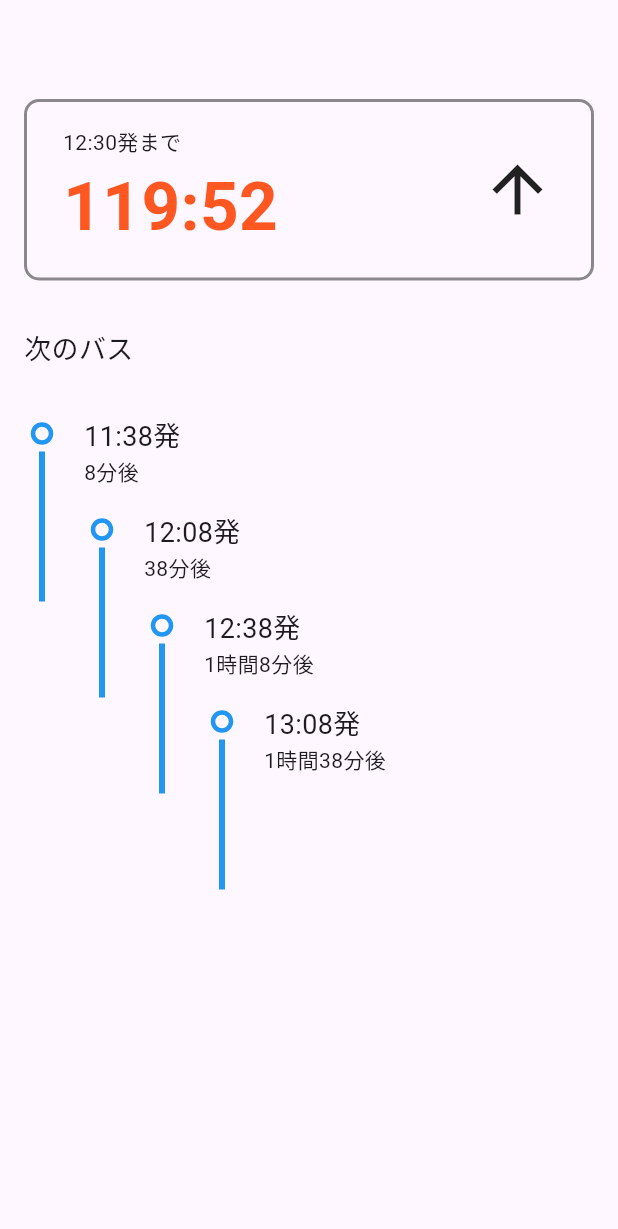
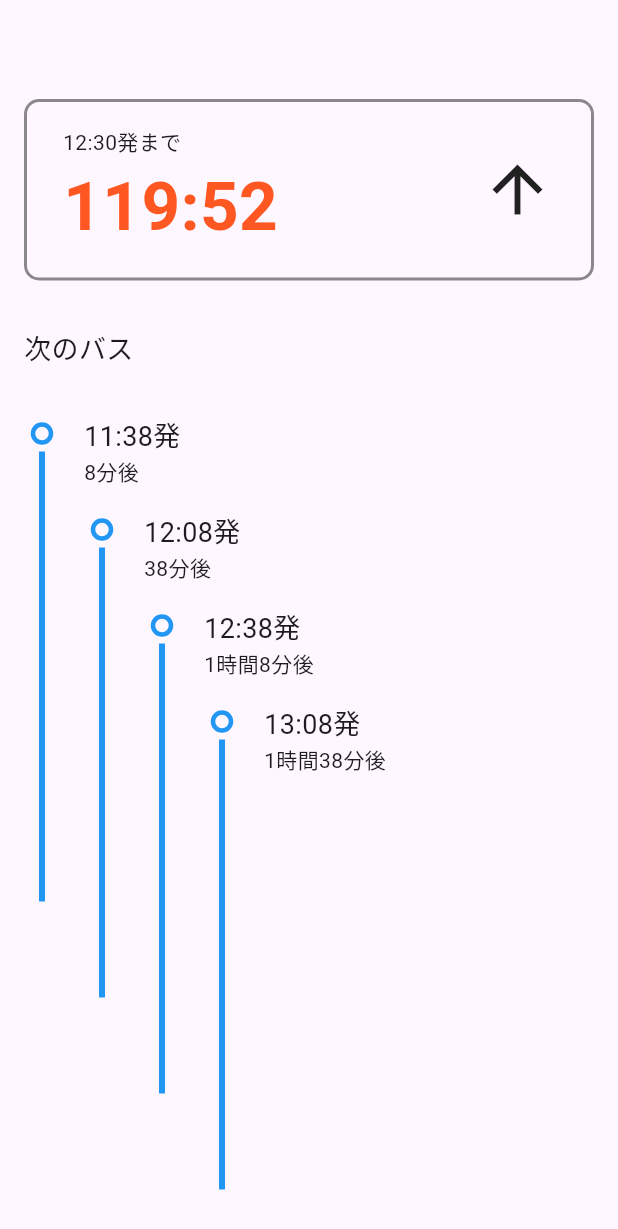
Before and after one commit to taratara10/buss_timetable, a Flutter app: the screen it shows after launch, on a phone screen of 412 x 824 dp. Shown: the top 1229 px of the screen. Run offline on Flutter 3.47's test engine with Material 3 defaults, Android fonts, the phone set to English and light mode, and no system bars; our stand-ins replace flutter_riverpod, freezed_annotation, riverpod_annotation; generated files the repository leaves out were written again.

Commit message:
レイアウト調整

```diff
--- a/lib/clock/clock_screen.dart
+++ b/lib/clock/clock_screen.dart
@@ -65,7 +65,7 @@ class ClockCard extends ConsumerWidget {
       decoration: BoxDecoration(
           border: Border.all(color: Colors.black45, width: 2),
           borderRadius: BorderRadius.circular(10)),
-      padding: EdgeInsets.symmetric(horizontal: 24, vertical: 16),
+      padding: const EdgeInsets.symmetric(horizontal: 24, vertical: 16),
       child: Row(
         mainAxisAlignment: MainAxisAlignment.spaceBetween,
         children: [
@@ -75,7 +75,7 @@ class ClockCard extends ConsumerWidget {
               Text('12:30発まで'),
               Text(
                 '$min',
-                style: TextStyle(
+                style: const TextStyle(
                   fontSize: 45,
                   fontWeight: FontWeight.bold,
                   color: Colors.deepOrange,
@@ -83,7 +83,7 @@ class ClockCard extends ConsumerWidget {
               ),
             ],
           ),
-          Icon(
+          const Icon(
             Icons.arrow_upward,
             size: 50,
           )
--- a/lib/clock/timeline.dart
+++ b/lib/clock/timeline.dart
@@ -98,7 +98,7 @@ class _VerticalBussLine extends StatelessWidget {
         ),
         Container(
           width: 4, // 線の幅
-          height: 100,
+          height: 300, //todo 可変にしたい
           color: Colors.blue, // 線の色
         ),
       ],
```
